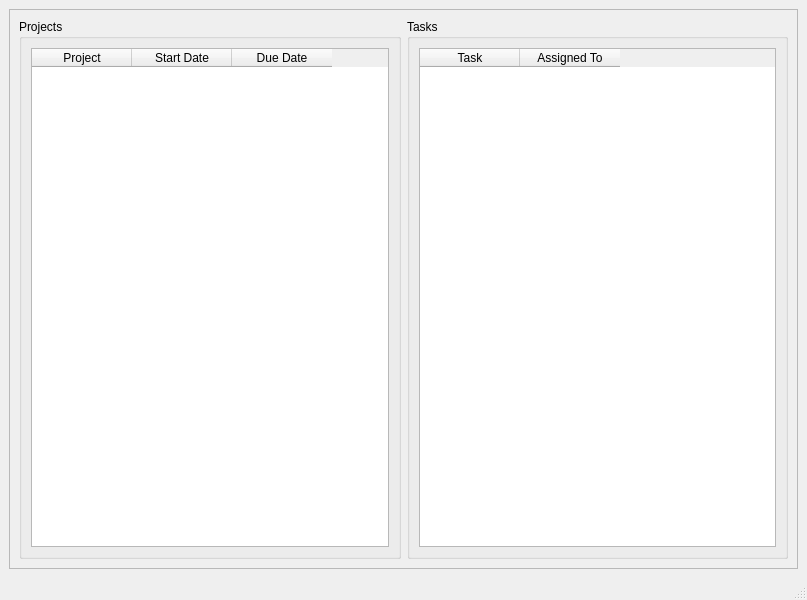
Before: the Qt Designer form ui/homeWindow.ui in yasar12123/Soft27101-PMS, drawn with Qt 5.
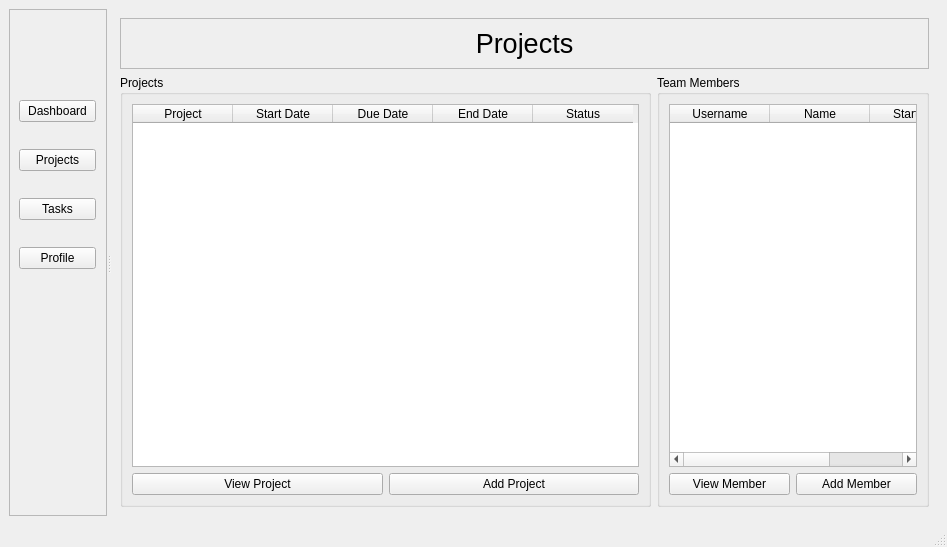
After: the same form once the commit is applied. The open tabs and pages were chosen to show the change.

Commit message: addition of navigation bar, pages, and functions to populate tables and charts

```diff
--- a/ui/homeWindow.ui
+++ b/ui/homeWindow.ui
@@ -6,28 +6,107 @@
    <rect>
     <x>0</x>
     <y>0</y>
-    <width>807</width>
-    <height>600</height>
+    <width>947</width>
+    <height>547</height>
    </rect>
   </property>
   <property name="windowTitle">
    <string>MainWindow</string>
   </property>
   <widget class="QWidget" name="centralwidget">
-   <layout class="QVBoxLayout" name="verticalLayout">
-    <item>
-     <widget class="QFrame" name="frame">
-      <property name="frameShape">
-       <enum>QFrame::StyledPanel</enum>
-      </property>
-      <property name="frameShadow">
-       <enum>QFrame::Raised</enum>
-      </property>
       <layout class="QHBoxLayout" name="horizontalLayout">
        <item>
+     <widget class="QSplitter" name="splitter">
+      <property name="orientation">
+       <enum>Qt::Horizontal</enum>
+      </property>
+      <widget class="QFrame" name="frame_3">
+       <property name="frameShape">
+        <enum>QFrame::StyledPanel</enum>
+       </property>
+       <property name="frameShadow">
+        <enum>QFrame::Raised</enum>
+       </property>
+       <widget class="QWidget" name="">
+        <property name="geometry">
+         <rect>
+          <x>10</x>
+          <y>70</y>
+          <width>77</width>
+          <height>211</height>
+         </rect>
+        </property>
+        <layout class="QVBoxLayout" name="verticalLayout_4">
+         <item>
+          <widget class="QPushButton" name="dashButton">
+           <property name="text">
+            <string>Dashboard</string>
+           </property>
+          </widget>
+         </item>
+         <item>
+          <widget class="QPushButton" name="projectsButton">
+           <property name="text">
+            <string>Projects</string>
+           </property>
+          </widget>
+         </item>
+         <item>
+          <widget class="QPushButton" name="pushButton_11">
+           <property name="text">
+            <string>Tasks</string>
+           </property>
+          </widget>
+         </item>
+         <item>
+          <widget class="QPushButton" name="profileButton">
+           <property name="text">
+            <string>Profile</string>
+           </property>
+          </widget>
+         </item>
+        </layout>
+       </widget>
+      </widget>
+      <widget class="QStackedWidget" name="stackedWidget">
+       <property name="currentIndex">
+        <number>0</number>
+       </property>
+       <widget class="QWidget" name="dashboardPage">
+        <layout class="QVBoxLayout" name="verticalLayout_5">
+         <item>
+          <widget class="QFrame" name="frame">
+           <property name="frameShape">
+            <enum>QFrame::StyledPanel</enum>
+           </property>
+           <property name="frameShadow">
+            <enum>QFrame::Raised</enum>
+           </property>
+           <layout class="QVBoxLayout" name="verticalLayout">
+            <item>
+             <widget class="QLabel" name="label">
+              <property name="font">
+               <font>
+                <pointsize>20</pointsize>
+               </font>
+              </property>
+              <property name="text">
+               <string>Dashboard</string>
+              </property>
+              <property name="alignment">
+               <set>Qt::AlignCenter</set>
+              </property>
+             </widget>
+            </item>
+           </layout>
+          </widget>
+         </item>
+         <item>
+          <layout class="QHBoxLayout" name="horizontalLayout_2">
+           <item>
         <widget class="QGroupBox" name="groupBox">
          <property name="title">
-          <string>Projects</string>
+              <string>Ongoing Projects</string>
          </property>
          <layout class="QVBoxLayout" name="verticalLayout_2">
           <item>
@@ -50,6 +129,27 @@
               <string>Due Date</string>
              </property>
             </column>
+                <column>
+                 <property name="text">
+                  <string>Owner</string>
+                 </property>
+                </column>
+               </widget>
+              </item>
+              <item>
+               <widget class="QFrame" name="projectPlotFrame">
+                <property name="baseSize">
+                 <size>
+                  <width>0</width>
+                  <height>0</height>
+                 </size>
+                </property>
+                <property name="frameShape">
+                 <enum>QFrame::StyledPanel</enum>
+                </property>
+                <property name="frameShadow">
+                 <enum>QFrame::Raised</enum>
+                </property>
            </widget>
           </item>
          </layout>
@@ -58,9 +158,9 @@
        <item>
         <widget class="QGroupBox" name="groupBox_2">
          <property name="title">
-          <string>Tasks</string>
-         </property>
-         <layout class="QHBoxLayout" name="horizontalLayout_2">
+              <string>Assigned Tasks</string>
+             </property>
+             <layout class="QVBoxLayout" name="verticalLayout_3">
           <item>
            <widget class="QTableWidget" name="TasksTable">
             <column>
@@ -70,15 +170,182 @@
             </column>
             <column>
              <property name="text">
-              <string>Assigned To</string>
-             </property>
-            </column>
-           </widget>
-          </item>
+                  <string>Start Date</string>
+                 </property>
+                </column>
+                <column>
+                 <property name="text">
+                  <string>Due Date</string>
+                 </property>
+                </column>
+               </widget>
+              </item>
+              <item>
+               <widget class="QFrame" name="taskPlotFrame">
+                <property name="frameShape">
+                 <enum>QFrame::StyledPanel</enum>
+                </property>
+                <property name="frameShadow">
+                 <enum>QFrame::Raised</enum>
+                </property>
+               </widget>
+              </item>
          </layout>
         </widget>
        </item>
       </layout>
+         </item>
+        </layout>
+       </widget>
+       <widget class="QWidget" name="projectsPage">
+        <layout class="QVBoxLayout" name="verticalLayout_11">
+         <item>
+          <layout class="QVBoxLayout" name="verticalLayout_6">
+           <item>
+            <widget class="QFrame" name="frame_2">
+             <property name="frameShape">
+              <enum>QFrame::StyledPanel</enum>
+             </property>
+             <property name="frameShadow">
+              <enum>QFrame::Raised</enum>
+             </property>
+             <layout class="QVBoxLayout" name="verticalLayout_9">
+              <item>
+               <widget class="QLabel" name="label_2">
+                <property name="font">
+                 <font>
+                  <pointsize>20</pointsize>
+                 </font>
+                </property>
+                <property name="text">
+                 <string>Projects</string>
+                </property>
+                <property name="alignment">
+                 <set>Qt::AlignCenter</set>
+                </property>
+               </widget>
+              </item>
+             </layout>
+            </widget>
+           </item>
+           <item>
+            <layout class="QHBoxLayout" name="horizontalLayout_3">
+             <item>
+              <widget class="QGroupBox" name="groupBox_3">
+               <property name="title">
+                <string>Projects </string>
+               </property>
+               <layout class="QVBoxLayout" name="verticalLayout_7">
+                <item>
+                 <widget class="QTableWidget" name="ProjectsTable_2">
+                  <property name="sizeAdjustPolicy">
+                   <enum>QAbstractScrollArea::AdjustToContents</enum>
+                  </property>
+                  <column>
+                   <property name="text">
+                    <string>Project</string>
+                   </property>
+                  </column>
+                  <column>
+                   <property name="text">
+                    <string>Start Date</string>
+                   </property>
+                  </column>
+                  <column>
+                   <property name="text">
+                    <string>Due Date</string>
+                   </property>
+                  </column>
+                  <column>
+                   <property name="text">
+                    <string>End Date</string>
+                   </property>
+                  </column>
+                  <column>
+                   <property name="text">
+                    <string>Status</string>
+                   </property>
+                  </column>
+                 </widget>
+                </item>
+                <item>
+                 <layout class="QHBoxLayout" name="horizontalLayout_4">
+                  <item>
+                   <widget class="QPushButton" name="pushButton_2">
+                    <property name="text">
+                     <string>View Project</string>
+                    </property>
+                   </widget>
+                  </item>
+                  <item>
+                   <widget class="QPushButton" name="pushButton">
+                    <property name="text">
+                     <string>Add Project</string>
+                    </property>
+                   </widget>
+                  </item>
+                 </layout>
+                </item>
+               </layout>
+              </widget>
+             </item>
+             <item>
+              <widget class="QGroupBox" name="groupBox_4">
+               <property name="title">
+                <string>Team Members</string>
+               </property>
+               <layout class="QVBoxLayout" name="verticalLayout_10">
+                <item>
+                 <layout class="QVBoxLayout" name="verticalLayout_8">
+                  <item>
+                   <widget class="QTableWidget" name="TasksTable_2">
+                    <column>
+                     <property name="text">
+                      <string>Username</string>
+                     </property>
+                    </column>
+                    <column>
+                     <property name="text">
+                      <string>Name</string>
+                     </property>
+                    </column>
+                    <column>
+                     <property name="text">
+                      <string>Start Date</string>
+                     </property>
+                    </column>
+                   </widget>
+                  </item>
+                  <item>
+                   <layout class="QHBoxLayout" name="horizontalLayout_6">
+                    <item>
+                     <widget class="QPushButton" name="pushButton_4">
+                      <property name="text">
+                       <string>View Member</string>
+                      </property>
+                     </widget>
+                    </item>
+                    <item>
+                     <widget class="QPushButton" name="pushButton_3">
+                      <property name="text">
+                       <string>Add Member</string>
+                      </property>
+                     </widget>
+                    </item>
+                   </layout>
+                  </item>
+                 </layout>
+                </item>
+               </layout>
+              </widget>
+             </item>
+            </layout>
+           </item>
+          </layout>
+         </item>
+        </layout>
+       </widget>
+      </widget>
      </widget>
     </item>
    </layout>
```
Left out of the diff: 2 changed lines with no effect on the pictures. Lines whose indentation alone changed are shown as unchanged. The commit also changes 11 other files.
